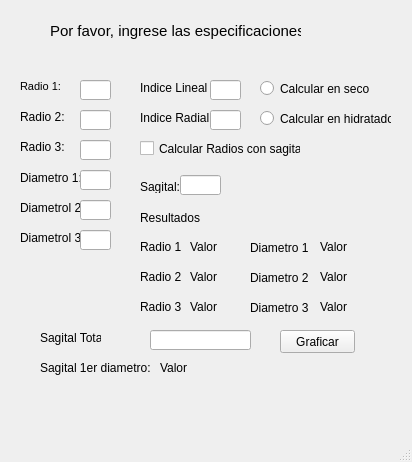
Qt form userInterface.ui (iancraz/Contact-Lens) before a commit.
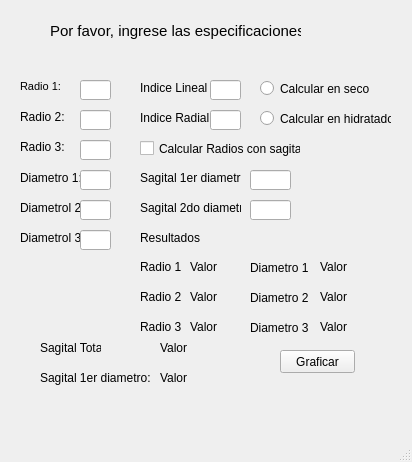
The same form after that commit. Icons and pictures are not drawn.

Diff of the .ui file:
```diff
--- a/userInterface.ui
+++ b/userInterface.ui
@@ -179,7 +179,7 @@
     <property name="geometry">
      <rect>
       <x>280</x>
-      <y>330</y>
+      <y>350</y>
       <width>75</width>
       <height>23</height>
      </rect>
@@ -191,7 +191,7 @@
    <widget class="QLabel" name="label_8">
     <property name="geometry">
      <rect>
-      <x>160</x>
+      <x>280</x>
       <y>380</y>
       <width>61</width>
       <height>31</height>
@@ -211,7 +211,7 @@
     <property name="geometry">
      <rect>
       <x>40</x>
-      <y>330</y>
+      <y>340</y>
       <width>61</width>
       <height>16</height>
      </rect>
@@ -224,7 +224,7 @@
     <property name="geometry">
      <rect>
       <x>40</x>
-      <y>360</y>
+      <y>370</y>
       <width>111</width>
       <height>16</height>
      </rect>
@@ -233,16 +233,6 @@
      <string>Sagital 1er diametro:</string>
     </property>
    </widget>
-   <widget class="QLineEdit" name="sagTotLineEdit">
-    <property name="geometry">
-     <rect>
-      <x>150</x>
-      <y>330</y>
-      <width>101</width>
-      <height>20</height>
-     </rect>
-    </property>
-   </widget>
    <widget class="QLabel" name="label_11">
     <property name="geometry">
      <rect>
@@ -293,7 +283,7 @@
     <property name="geometry">
      <rect>
       <x>140</x>
-      <y>210</y>
+      <y>230</y>
       <width>61</width>
       <height>16</height>
      </rect>
@@ -332,7 +322,7 @@
     <property name="geometry">
      <rect>
       <x>140</x>
-      <y>240</y>
+      <y>260</y>
       <width>47</width>
       <height>13</height>
      </rect>
@@ -345,7 +335,7 @@
     <property name="geometry">
      <rect>
       <x>140</x>
-      <y>270</y>
+      <y>290</y>
       <width>47</width>
       <height>13</height>
      </rect>
@@ -358,7 +348,7 @@
     <property name="geometry">
      <rect>
       <x>140</x>
-      <y>300</y>
+      <y>320</y>
       <width>47</width>
       <height>13</height>
      </rect>
@@ -371,7 +361,7 @@
     <property name="geometry">
      <rect>
       <x>250</x>
-      <y>240</y>
+      <y>260</y>
       <width>61</width>
       <height>16</height>
      </rect>
@@ -384,7 +374,7 @@
     <property name="geometry">
      <rect>
       <x>250</x>
-      <y>270</y>
+      <y>290</y>
       <width>61</width>
       <height>16</height>
      </rect>
@@ -397,7 +387,7 @@
     <property name="geometry">
      <rect>
       <x>250</x>
-      <y>300</y>
+      <y>320</y>
       <width>61</width>
       <height>16</height>
      </rect>
@@ -410,7 +400,7 @@
     <property name="geometry">
      <rect>
       <x>190</x>
-      <y>240</y>
+      <y>260</y>
       <width>47</width>
       <height>13</height>
      </rect>
@@ -423,7 +413,7 @@
     <property name="geometry">
      <rect>
       <x>190</x>
-      <y>270</y>
+      <y>290</y>
       <width>47</width>
       <height>13</height>
      </rect>
@@ -436,7 +426,7 @@
     <property name="geometry">
      <rect>
       <x>190</x>
-      <y>300</y>
+      <y>320</y>
       <width>47</width>
       <height>13</height>
      </rect>
@@ -449,7 +439,7 @@
     <property name="geometry">
      <rect>
       <x>320</x>
-      <y>240</y>
+      <y>260</y>
       <width>47</width>
       <height>13</height>
      </rect>
@@ -462,7 +452,7 @@
     <property name="geometry">
      <rect>
       <x>320</x>
-      <y>270</y>
+      <y>290</y>
       <width>47</width>
       <height>13</height>
      </rect>
@@ -475,7 +465,7 @@
     <property name="geometry">
      <rect>
       <x>320</x>
-      <y>300</y>
+      <y>320</y>
       <width>47</width>
       <height>13</height>
      </rect>
@@ -488,8 +478,8 @@
     <property name="geometry">
      <rect>
       <x>160</x>
-      <y>360</y>
-      <width>31</width>
+      <y>370</y>
+      <width>71</width>
       <height>16</height>
      </rect>
     </property>
@@ -514,25 +504,61 @@
     <property name="geometry">
      <rect>
       <x>140</x>
-      <y>180</y>
-      <width>47</width>
-      <height>13</height>
+      <y>170</y>
+      <width>101</width>
+      <height>16</height>
      </rect>
     </property>
     <property name="text">
-     <string>Sagital:</string>
+     <string>Sagital 1er diametro:</string>
     </property>
    </widget>
    <widget class="QLineEdit" name="sagInput">
     <property name="geometry">
      <rect>
-      <x>180</x>
-      <y>175</y>
+      <x>250</x>
+      <y>170</y>
       <width>41</width>
       <height>20</height>
      </rect>
     </property>
    </widget>
+   <widget class="QLabel" name="label_21">
+    <property name="geometry">
+     <rect>
+      <x>140</x>
+      <y>200</y>
+      <width>101</width>
+      <height>16</height>
+     </rect>
+    </property>
+    <property name="text">
+     <string>Sagital 2do diametro:</string>
+    </property>
+   </widget>
+   <widget class="QLineEdit" name="sag2Input">
+    <property name="geometry">
+     <rect>
+      <x>250</x>
+      <y>200</y>
+      <width>41</width>
+      <height>20</height>
+     </rect>
+    </property>
+   </widget>
+   <widget class="QLabel" name="sagTotal">
+    <property name="geometry">
+     <rect>
+      <x>160</x>
+      <y>340</y>
+      <width>91</width>
+      <height>16</height>
+     </rect>
+    </property>
+    <property name="text">
+     <string>Valor</string>
+    </property>
+   </widget>
   </widget>
   <widget class="QMenuBar" name="menubar">
    <property name="geometry">
```
